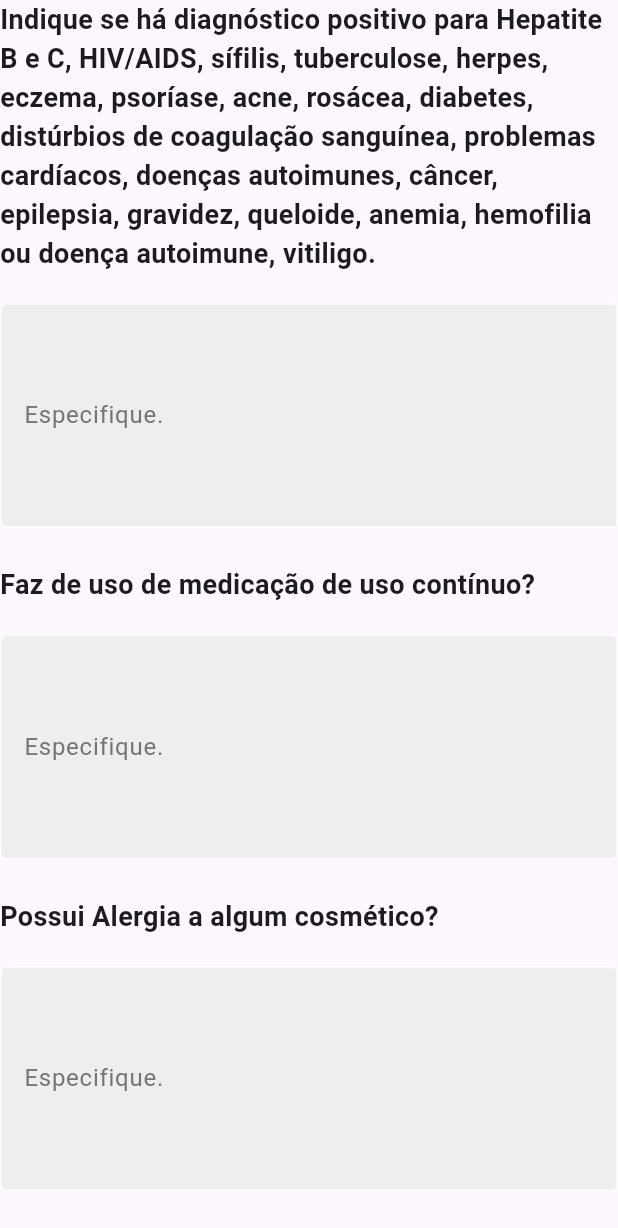
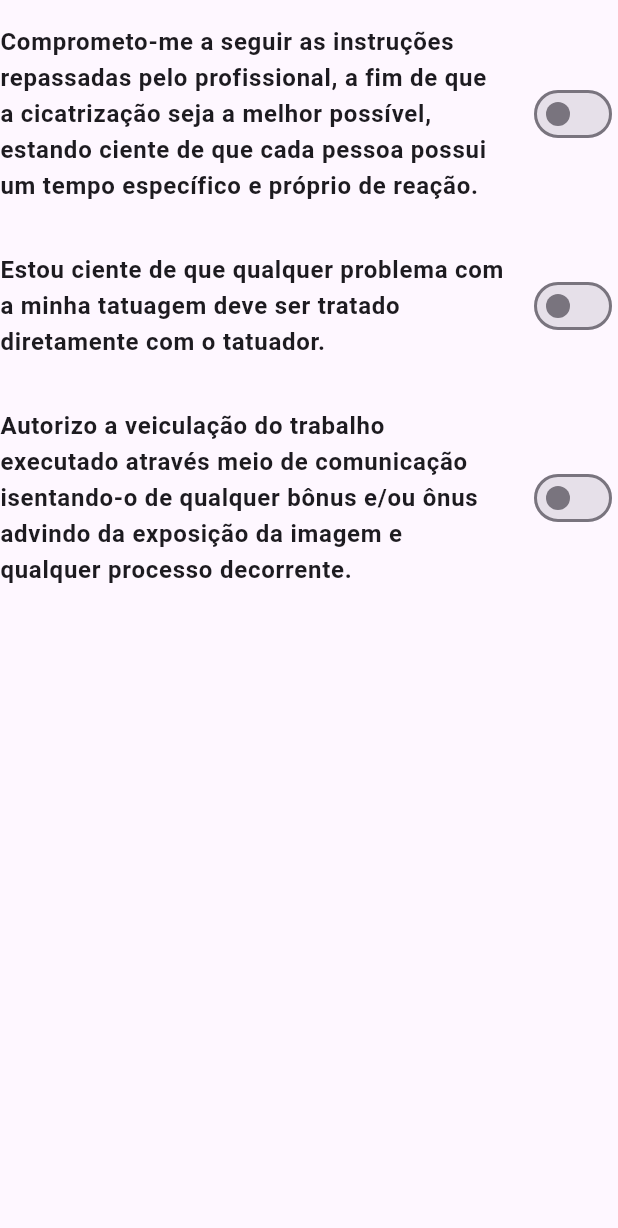
Before and after one commit to iorran/ink_flow_manager, a Flutter app: the StepFour widget shown alone on an empty page, opened directly, on a phone screen of 412 x 824 dp. Shown: the top 1228 px of the screen. Run offline on Flutter 3.47's test engine with Material 3 defaults, Android fonts, the phone set to English and light mode, and no system bars; our stand-ins replace cloud_firestore, firebase_auth, firebase_core, google_sign_in, signature, toastification; missing offline and left inert: flutterflow_paginate_firestore; accounts and stored records are empty.

Commit message:
term form changes

```diff
--- a/lib/components/my_checkbox.dart
+++ b/lib/components/my_checkbox.dart
@@ -1,12 +1,14 @@
 import 'package:flutter/material.dart';
 
 class MyCheckbox extends StatelessWidget {
-  final String? Function(String?)? validator;
+  final String? Function(bool?)? validator;
   final GlobalKey<FormFieldState> controller;
+  final String label;
 
   const MyCheckbox({
     super.key,
     required this.controller,
+    required this.label,
     this.validator,
   });
 
@@ -15,10 +17,7 @@ class MyCheckbox extends StatelessWidget {
     return FormField(
       key: controller,
       initialValue: false,
-      validator: (val) {
-        if (val == false) return 'Compo obrigatório';
-        return null;
-      },
+      validator: validator,
       builder: (FormFieldState<bool> field) {
         return InputDecorator(
           decoration: InputDecoration(
@@ -26,9 +25,9 @@ class MyCheckbox extends StatelessWidget {
             enabledBorder: InputBorder.none,
           ),
           child: SwitchListTile(
-            title: const Text(
-              "Afirmo ter conferido todos os detalhes da tatuagem (posição, grafia, datas, desenho, etc). Estou ciente de que a tatuagem é um processo artístico.",
-              style: TextStyle(fontWeight: FontWeight.bold),
+            title: Text(
+              label,
+              style: const TextStyle(fontWeight: FontWeight.bold),
             ),
             contentPadding: EdgeInsets.zero,
             value: field.value!,
--- a/lib/components/resposibility_form/step_four.dart
+++ b/lib/components/resposibility_form/step_four.dart
@@ -1,12 +1,11 @@
 import 'package:flutter/material.dart';
-import 'package:ink_flow_manager/components/my_textfield.dart';
+import 'package:ink_flow_manager/components/my_checkbox.dart';
 
 class StepFour extends StatelessWidget {
   final formKey = GlobalKey<FormState>();
-  TextEditingController q1 = TextEditingController();
-  TextEditingController q2 = TextEditingController();
-  TextEditingController q3 = TextEditingController();
-  TextEditingController q4 = TextEditingController();
+  final GlobalKey<FormFieldState> q1 = GlobalKey();
+  final GlobalKey<FormFieldState> q2 = GlobalKey();
+  final GlobalKey<FormFieldState> q3 = GlobalKey();
 
   StepFour({super.key});
 
@@ -17,65 +16,29 @@ class StepFour extends StatelessWidget {
       child: Column(
         crossAxisAlignment: CrossAxisAlignment.start,
         children: [
-          const Text(
-            "Indique se há diagnóstico positivo para Hepatite B e C, HIV/AIDS, sífilis, tuberculose, herpes, eczema, psoríase, acne, rosácea, diabetes, distúrbios de coagulação sanguínea, problemas cardíacos, doenças autoimunes, câncer, epilepsia, gravidez, queloide, anemia, hemofilia ou doença autoimune, vitiligo.",
-            style: TextStyle(fontWeight: FontWeight.bold, fontSize: 18),
+          MyCheckbox(
+            label:
+                "Comprometo-me a seguir as instruções repassadas pelo profissional, a fim de que a cicatrização seja a melhor possível, estando ciente de que cada pessoa possui um tempo específico e próprio de reação.",
+            controller: q1,
+            validator: (val) {
+              if (val == false) return 'Compo obrigatório';
+              return null;
+            },
           ),
-          const SizedBox(
-            height: 20,
+          MyCheckbox(
+            label:
+                "Estou ciente de que qualquer problema com a minha tatuagem deve ser tratado diretamente com o tatuador.",
+            controller: q2,
+            validator: (val) {
+              if (val == false) return 'Compo obrigatório';
+              return null;
+            },
           ),
-          MyTextField(
-            controller: q1,
-            hintText: "Especifique.",
-            obscureText: false,
-            keyboardType: TextInputType.multiline,
-            padding: const EdgeInsets.all(0),
+          MyCheckbox(
+            label:
+                "Autorizo a veiculação do trabalho executado através meio de comunicação isentando-o de qualquer bônus e/ou ônus advindo da exposição da imagem e qualquer processo decorrente.",
+            controller: q3,
           ),
-          const SizedBox(height: 25),
-          const Text(
-            "Faz de uso de medicação de uso contínuo?",
-            style: TextStyle(fontWeight: FontWeight.bold, fontSize: 18),
-          ),
-          const SizedBox(
-            height: 20,
-          ),
-          MyTextField(
-            controller: q2,
-            hintText: "Especifique.",
-            obscureText: false,
-            keyboardType: TextInputType.multiline,
-            padding: const EdgeInsets.all(0),
-          ),
-          const SizedBox(height: 25),
-          const Text(
-            "Possui Alergia a algum cosmético?",
-            style: TextStyle(fontWeight: FontWeight.bold, fontSize: 18),
-          ),
-          const SizedBox(
-            height: 20,
-          ),
-          MyTextField(
-            controller: q3,
-            hintText: "Especifique.",
-            obscureText: false,
-            keyboardType: TextInputType.multiline,
-            padding: const EdgeInsets.all(0),
-          ),
-          const SizedBox(height: 25),
-          const Text(
-            "Tem cirurgia recente no local?",
-            style: TextStyle(fontWeight: FontWeight.bold, fontSize: 18),
-          ),
-          const SizedBox(
-            height: 20,
-          ),
-          MyTextField(
-            controller: q4,
-            hintText: "Especifique.",
-            obscureText: false,
-            keyboardType: TextInputType.multiline,
-            padding: const EdgeInsets.all(0),
-          )
         ],
       ),
     );
--- a/lib/services/term_service.dart
+++ b/lib/services/term_service.dart
@@ -20,10 +20,13 @@ class TermService {
       's3Q1': term.s3Q1,
       's3Q2': term.s3Q2,
       's3Q3': term.s3Q3,
+      's3Q4': term.s3Q4,
+      's3Q5': term.s3Q5,
+      's3Q6': term.s3Q6,
+      's3Q7': term.s3Q7,
       's4Q1': term.s4Q1,
       's4Q2': term.s4Q2,
       's4Q3': term.s4Q3,
-      's4Q4': term.s4Q4,
       'signature': term.signature,
       'created': term.created,
     });
```
Also changed, not shown: lib/components/resposibility_form/step_three.dart (+44 -10 lines), lib/models/term.dart (+14 -8 lines), lib/pages/home_page.dart (+79 -19 lines), lib/pages/sign_term_page.dart (+10 -8 lines), 1 other file.
